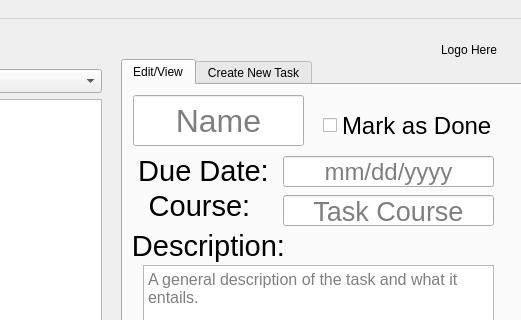
The window that tasker.ui (ColbiH/Tasker) describes before a commit, drawn with Qt 5; both pictures show x 279 to 800 and y 0 to 320 of the 800 by 600 pixel window.
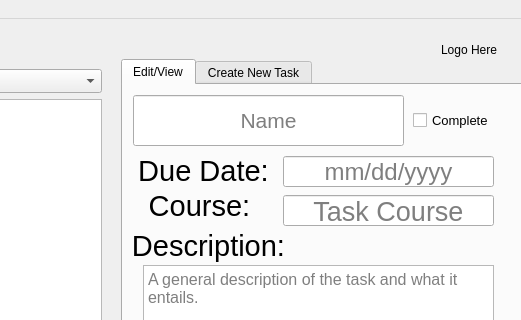
The same window after the commit. The open tabs and pages were chosen to show the change.

Patch:
```diff
--- a/tasker.ui
+++ b/tasker.ui
@@ -153,19 +153,28 @@
      <widget class="QCheckBox" name="checkBox">
       <property name="geometry">
        <rect>
-        <x>200</x>
-        <y>20</y>
-        <width>171</width>
-        <height>41</height>
+        <x>290</x>
+        <y>10</y>
+        <width>81</width>
+        <height>51</height>
        </rect>
       </property>
       <property name="font">
        <font>
-        <pointsize>18</pointsize>
+        <pointsize>10</pointsize>
        </font>
       </property>
       <property name="text">
-       <string>Mark as Done</string>
+       <string>Complete</string>
+      </property>
+      <property name="iconSize">
+       <size>
+        <width>64</width>
+        <height>64</height>
+       </size>
+      </property>
+      <property name="tristate">
+       <bool>false</bool>
       </property>
      </widget>
      <widget class="QPushButton" name="pushButton_2">
@@ -235,13 +244,13 @@
        <rect>
         <x>10</x>
         <y>10</y>
-        <width>171</width>
+        <width>271</width>
         <height>51</height>
        </rect>
       </property>
       <property name="font">
        <font>
-        <pointsize>24</pointsize>
+        <pointsize>16</pointsize>
        </font>
       </property>
       <property name="text">
```
Left out of the diff: 8 changed lines with no effect on the pictures.
